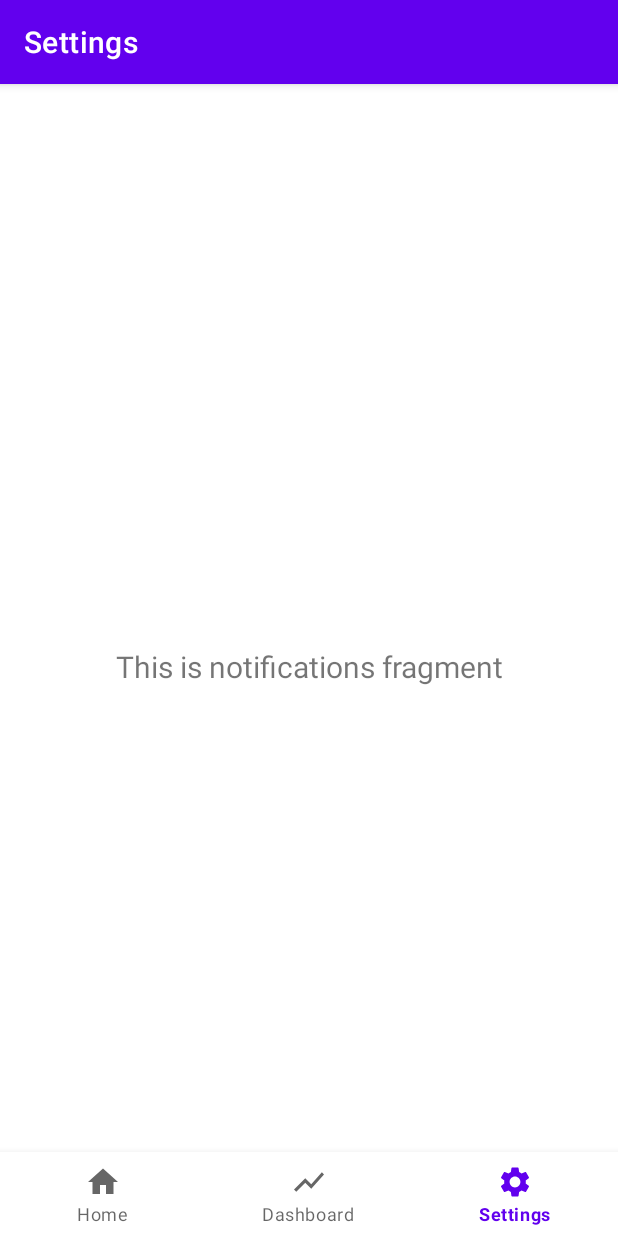
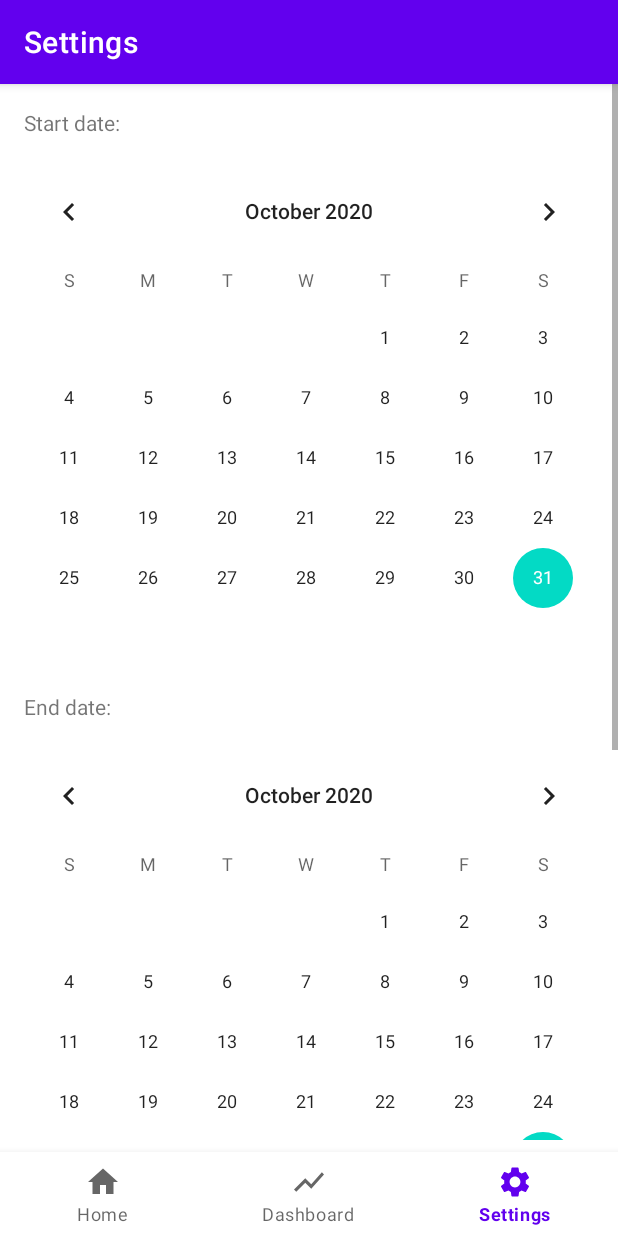
Before and after one commit to caiornp/WeightChangeTracker, an Android app: the SettingsFragment screen opened through its navigation route, on a phone screen of 412 x 824 dp. Run offline under Robolectric (Android 15) with nearby library versions, the phone set to English and light mode, and no system bars; our stand-ins replace Room's generated code, navigation-ui.

Commit message:
Design for SettingsFragment

```diff
--- a/app/src/main/java/com/example/weightchangetracker/ui/settings/SettingsFragment.java
+++ b/app/src/main/java/com/example/weightchangetracker/ui/settings/SettingsFragment.java
@@ -4,7 +4,6 @@ import android.os.Bundle;
 import android.view.LayoutInflater;
 import android.view.View;
 import android.view.ViewGroup;
-import android.widget.TextView;
 
 import androidx.annotation.NonNull;
 import androidx.fragment.app.Fragment;
@@ -18,8 +17,9 @@ public class SettingsFragment extends Fragment {
                              ViewGroup container, Bundle savedInstanceState) {
         SettingsViewModel settingsViewModel = new ViewModelProvider(this).get(SettingsViewModel.class);
         View root = inflater.inflate(R.layout.fragment_settings, container, false);
-        final TextView textView = root.findViewById(R.id.text_notifications);
-        settingsViewModel.getText().observe(getViewLifecycleOwner(), textView::setText);
+
+
+
         return root;
     }
 }
--- a/app/src/main/res/layout/fragment_settings.xml
+++ b/app/src/main/res/layout/fragment_settings.xml
@@ -1,22 +1,92 @@
 <?xml version="1.0" encoding="utf-8"?>
-<androidx.constraintlayout.widget.ConstraintLayout xmlns:android="http://schemas.android.com/apk/res/android"
-    xmlns:app="http://schemas.android.com/apk/res-auto"
+<ScrollView   xmlns:android="http://schemas.android.com/apk/res/android"
     xmlns:tools="http://schemas.android.com/tools"
     android:layout_width="match_parent"
     android:layout_height="match_parent"
-    tools:context=".ui.settings.SettingsFragment">
+    tools:context=".ui.settings.SettingsFragment"
+    android:layout_marginBottom="@android:dimen/notification_large_icon_height">
+
+<RelativeLayout
+    android:layout_width="match_parent"
+    android:layout_height="wrap_content">
 
     <TextView
-        android:id="@+id/text_notifications"
+        android:id="@+id/diet_start_title"
         android:layout_width="match_parent"
         android:layout_height="wrap_content"
-        android:layout_marginStart="8dp"
-        android:layout_marginTop="8dp"
-        android:layout_marginEnd="8dp"
-        android:textAlignment="center"
-        android:textSize="20sp"
-        app:layout_constraintBottom_toBottomOf="parent"
-        app:layout_constraintEnd_toEndOf="parent"
-        app:layout_constraintStart_toStartOf="parent"
-        app:layout_constraintTop_toTopOf="parent" />
-</androidx.constraintlayout.widget.ConstraintLayout>
+        android:layout_alignParentTop="true"
+        android:text="@string/calendar_start_caption"
+        android:layout_margin="@dimen/big_padding" />
+    <CalendarView
+        android:id="@+id/calendar_diet_start_date"
+        android:layout_width="match_parent"
+        android:layout_height="wrap_content"
+        android:layout_below="@id/diet_start_title" />
+
+    <TextView
+        android:id="@+id/diet_end_title"
+        android:layout_width="match_parent"
+        android:layout_height="wrap_content"
+        android:layout_below="@id/calendar_diet_start_date"
+        android:text="@string/calendar_end_caption"
+        android:layout_margin="@dimen/big_padding" />
+
+    <CalendarView
+        android:id="@+id/calendar_diet_end_date"
+        android:layout_width="match_parent"
+        android:layout_height="wrap_content"
+        android:layout_below="@id/diet_end_title" />
+
+    <TextView
+        android:id="@+id/min_change_title"
+        android:layout_width="match_parent"
+        android:layout_height="wrap_content"
+        android:layout_below="@id/calendar_diet_end_date"
+        android:text="@string/min_change_caption"
+        android:layout_margin="@dimen/big_padding" />
+
+    <EditText
+        android:id="@+id/min_change_rate"
+        android:layout_width="match_parent"
+        android:layout_height="wrap_content"
+        android:inputType="numberDecimal"
+        android:hint="@string/min_rate_change"
+        android:layout_below="@id/min_change_title"
+        android:importantForAutofill="no"
+        android:layout_margin="@dimen/big_padding"
+        android:text="@string/default_min_rate_value"/>
+
+    <TextView
+        android:id="@+id/max_change_title"
+        android:layout_width="match_parent"
+        android:layout_height="wrap_content"
+        android:layout_below="@id/min_change_rate"
+        android:text="@string/max_change_caption"
+        android:layout_margin="@dimen/big_padding" />
+
+    <EditText
+        android:id="@+id/max_change_rate"
+        android:layout_width="match_parent"
+        android:layout_height="wrap_content"
+        android:inputType="numberDecimal"
+        android:hint="@string/max_rate_change"
+        android:layout_below="@id/max_change_title"
+        android:importantForAutofill="no"
+        android:layout_margin="@dimen/big_padding"
+        android:text="@string/default_max_rate_value"
+        />
+
+    <Button
+        android:id="@+id/button_save_settings"
+        android:layout_width="match_parent"
+        android:layout_height="wrap_content"
+        android:layout_margin="@dimen/big_padding"
+        android:background="@color/colorPrimary"
+        android:text="@string/button_save"
+        android:textColor="@color/buttonLabel"
+        android:layout_marginTop="2dp"
+        android:layout_below="@id/max_change_rate"
+        android:layout_marginStart="32dp"
+        />
+</RelativeLayout>
+</ScrollView>
--- a/app/src/main/res/values/strings.xml
+++ b/app/src/main/res/values/strings.xml
@@ -13,4 +13,13 @@
     <string name="no_weight">No weights</string>
     <string name="weight_unit">kg</string>
     <string name="weight_display">%1$.1f %2$s</string>
+    <string name="calendar_start_caption">Start date:</string>
+    <string name="calendar_end_caption">End date:</string>
+
+    <string name="max_rate_change">Max weekly rate (%)</string>
+    <string name="min_rate_change">Min weekly rate (%)</string>
+    <string name="min_change_caption">Min weekly rate (%)</string>
+    <string name="max_change_caption">Max weekly rate (%)</string>
+    <string name="default_min_rate_value">0.5</string>
+    <string name="default_max_rate_value">1</string>
 </resources>
```
